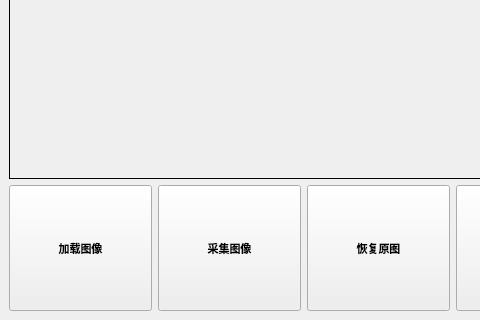
The window that MainWindow.ui (Humble-Engineer/cells_detect) describes before a commit, drawn with Qt 5; both pictures show x 0 to 480 and y 330 to 650 of the 1200 by 650 pixel window.
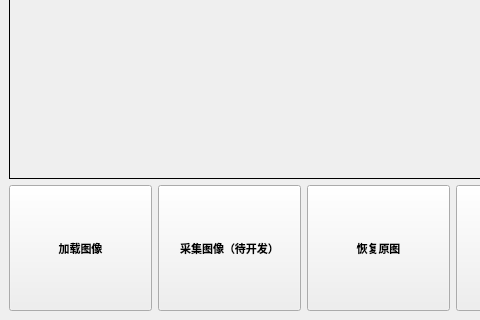
The same window after the commit.

Commit message: 优化GUI显示，添加忽略文件

```diff
--- a/MainWindow.ui
+++ b/MainWindow.ui
@@ -19,7 +19,7 @@
   <property name="minimumSize">
    <size>
     <width>1200</width>
-    <height>600</height>
+    <height>650</height>
    </size>
   </property>
   <property name="maximumSize">
@@ -666,7 +666,7 @@
          </font>
         </property>
         <property name="text">
-         <string>采集图像</string>
+         <string>采集图像（待开发）</string>
         </property>
        </widget>
       </item>
```
The commit also changes 2 other files.
